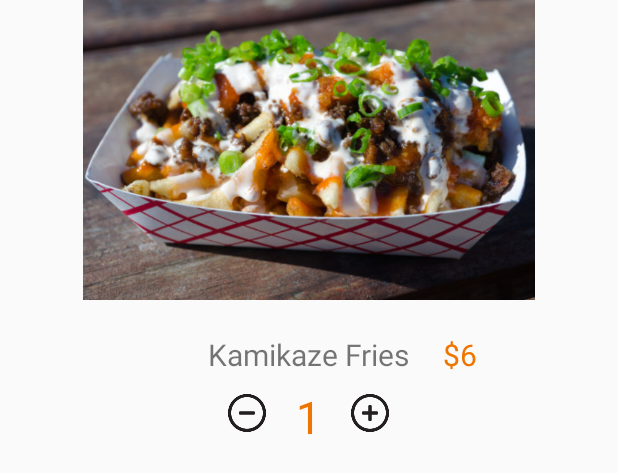
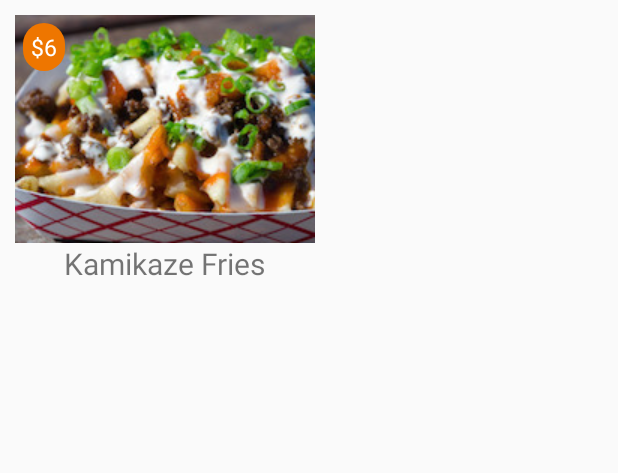
Before and after one commit to calren/escas, an Android app: the layout food_list_item.xml on its own in the app's theme, with its tools: preview values and no code run, on a phone screen of 412 x 824 dp. Shown: the top 473 px of the screen. Run offline under Robolectric (Android 15) with nearby library versions, the phone set to English and light mode, and no system bars.

Commit message:
Food trucks and sorting

```diff
--- a/consumer/OutsideHack/app/src/main/AndroidManifest.xml
+++ b/consumer/OutsideHack/app/src/main/AndroidManifest.xml
@@ -20,6 +20,10 @@
             android:name=".FoodTruckActivity"
             android:label="@string/title_activity_food_truck" >
         </activity>
+        <activity
+            android:name=".MenuActivity"
+            android:label="@string/title_activity_menu" >
+        </activity>
     </application>
 
 </manifest>
--- a/consumer/OutsideHack/app/src/main/java/android/caren/outsidehack/FoodTruck/FoodTruckItemAdapter.java
+++ b/consumer/OutsideHack/app/src/main/java/android/caren/outsidehack/FoodTruck/FoodTruckItemAdapter.java
@@ -2,8 +2,11 @@ package android.caren.outsidehack.FoodTruck;
 
 import java.util.ArrayList;
 
+import android.caren.outsidehack.FoodTruckActivity;
+import android.caren.outsidehack.MenuActivity;
 import android.caren.outsidehack.R;
 import android.caren.outsidehack.models.FoodTruckModel;
+import android.content.Intent;
 import android.graphics.Bitmap;
 import android.graphics.BitmapFactory;
 import android.graphics.drawable.Drawable;
@@ -35,10 +38,11 @@ public class FoodTruckItemAdapter
     public void onBindViewHolder(FoodTruckItemAdapter.FoodTruckItemViewHolder holder, int position) {
         FoodTruckModel foodTruck = foodTruckModels.get(position);
 //        holder.numOfOrdersAhead.setText(foodTruck.getOrdersAhead());
-        holder.location.setText(foodTruck.getLocation());
+        holder.location.setText(foodTruck.getLocation() + " miles");
         holder.name.setText(foodTruck.getName());
         holder.type.setText(foodTruck.getType());
         holder.mainLayout.setBackgroundResource(foodTruck.getPicture());
+        holder.mainLayout.setOnClickListener(foodTruck.getOnClickListener());
     }
 
     @Override
--- /dev/null
+++ b/consumer/OutsideHack/app/src/main/res/drawable/circle.xml
@@ -0,0 +1,12 @@
+<shape xmlns:android="http://schemas.android.com/apk/res/android">
+    <solid android:color="#ee7600" />
+    <corners
+        android:topLeftRadius="30dp"
+        android:topRightRadius="30dp"
+        android:bottomLeftRadius="30dp"
+        android:bottomRightRadius="30dp"
+        />
+    <size
+        android:height="25dp"
+        android:width="25dp"/>
+</shape>
--- a/consumer/OutsideHack/app/src/main/res/layout/activity_food_truck.xml
+++ b/consumer/OutsideHack/app/src/main/res/layout/activity_food_truck.xml
@@ -15,7 +15,8 @@
             android:layout_width="match_parent"
             android:layout_height="match_parent"
             android:layout_weight="1"
-            android:padding="10dp">
+            android:padding="10dp"
+            android:id="@+id/search_toggle">
 
             <ImageView
                 android:id="@+id/food_truck_location_toggle"
--- a/consumer/OutsideHack/app/src/main/res/layout/food_list_item.xml
+++ b/consumer/OutsideHack/app/src/main/res/layout/food_list_item.xml
@@ -1,71 +1,37 @@
 <?xml version="1.0" encoding="utf-8"?>
 <RelativeLayout xmlns:android="http://schemas.android.com/apk/res/android"
-    android:layout_width="match_parent"
+    android:layout_width="wrap_content"
     android:layout_height="wrap_content"
-    android:orientation="vertical">
-
-    <ImageView
-        android:layout_width="match_parent"
-        android:layout_height="200dp"
-        android:src="@drawable/kamikaze"
-        android:id="@+id/image"/>
+    android:orientation="vertical"
+    android:padding="10dp">
 
     <RelativeLayout
-        android:layout_width="match_parent"
+        android:layout_width="wrap_content"
         android:layout_height="wrap_content"
-        android:layout_marginTop="15dp"
-        android:layout_below="@+id/image">
+        android:id="@+id/food_picture"
+        android:background="@drawable/kamikaze"
+        android:padding="5dp">
 
         <TextView
             android:layout_width="wrap_content"
             android:layout_height="wrap_content"
-            android:id="@+id/name"
-            android:text="Kamikaze Fries"
-            android:padding="7dp"
-            android:textSize="20dp"
-            android:layout_centerHorizontal="true"/>
-
-        <TextView
+            android:text="$6"
+            android:padding="5dp"
             android:id="@+id/price"
-            android:layout_width="wrap_content"
-            android:layout_height="wrap_content"
-            android:text="$6"
-            android:layout_toRightOf="@id/name"
-            android:layout_marginLeft="7dp"
-            android:padding="7dp"
-            android:textColor="#ee7600"
-            android:textSize="20dp"/>
-
-        <TextView
-            android:id="@+id/quantity"
-            android:layout_below="@id/name"
-            android:layout_width="wrap_content"
-            android:layout_height="wrap_content"
-            android:text="1"
-            android:textSize="30dp"
-            android:textColor="#ee7600"
-            android:layout_centerHorizontal="true"/>
-
-        <ImageView
-            android:id="@+id/plus"
-            android:layout_width="25dp"
-            android:layout_height="25dp"
-            android:src="@drawable/plus"
-            android:layout_toRightOf="@id/quantity"
-            android:layout_marginTop="5dp"
-            android:layout_below="@id/name"
-            android:layout_marginLeft="20dp"/>
-
-        <ImageView
-            android:id="@+id/minus"
-            android:layout_width="25dp"
-            android:layout_height="25dp"
-            android:src="@drawable/minus"
-            android:layout_toLeftOf="@id/quantity"
-            android:layout_marginTop="5dp"
-            android:layout_below="@id/name"
-            android:layout_marginRight="20dp"/>
+            android:textSize="15dp"
+            android:textColor="#FFFFFF"
+            android:background="@drawable/circle"/>
 
     </RelativeLayout>
 
+    <TextView
+        android:layout_width="wrap_content"
+        android:layout_height="wrap_content"
+        android:layout_below="@id/food_picture"
+        android:id="@+id/name"
+        android:text="Kamikaze Fries"
+        android:textSize="20dp"
+        android:layout_centerHorizontal="true"/>
+
+
 </RelativeLayout>
--- a/consumer/OutsideHack/app/src/main/res/values/strings.xml
+++ b/consumer/OutsideHack/app/src/main/res/values/strings.xml
@@ -4,4 +4,5 @@
     <string name="hello_world">Hello world!</string>
     <string name="action_settings">Settings</string>
     <string name="title_activity_food_truck">FoodTruckActivity</string>
+    <string name="title_activity_menu">MenuActivity</string>
 </resources>
```
Also changed, not shown: consumer/OutsideHack/app/src/main/java/android/caren/outsidehack/FoodMenu/FoodItemAdapter.java (added, +55 -0 lines), consumer/OutsideHack/app/src/main/java/android/caren/outsidehack/FoodTruckActivity.java (+39 -5 lines), consumer/OutsideHack/app/src/main/java/android/caren/outsidehack/MenuActivity.java (added, +36 -0 lines), consumer/OutsideHack/app/src/main/java/android/caren/outsidehack/models/FoodModel.java (added, +47 -0 lines), consumer/OutsideHack/app/src/main/java/android/caren/outsidehack/models/FoodTruckModel.java (+12 -5 lines), consumer/OutsideHack/app/src/main/res/layout/activity_menu.xml (added, +12 -0 lines), consumer/OutsideHack/app/src/main/res/menu/menu_menu.xml (added, +7 -0 lines), consumer/OutsideHack/app/src/main/res/drawable/bun.jpeg (added), consumer/OutsideHack/app/src/main/res/drawable/chicken_bun.jpg (added), consumer/OutsideHack/app/src/main/res/drawable/kamikaze.jpg, consumer/OutsideHack/app/src/main/res/drawable/korean_bowl.jpg (added), consumer/OutsideHack/app/src/main/res/drawable/tiramisu.jpg (added).
